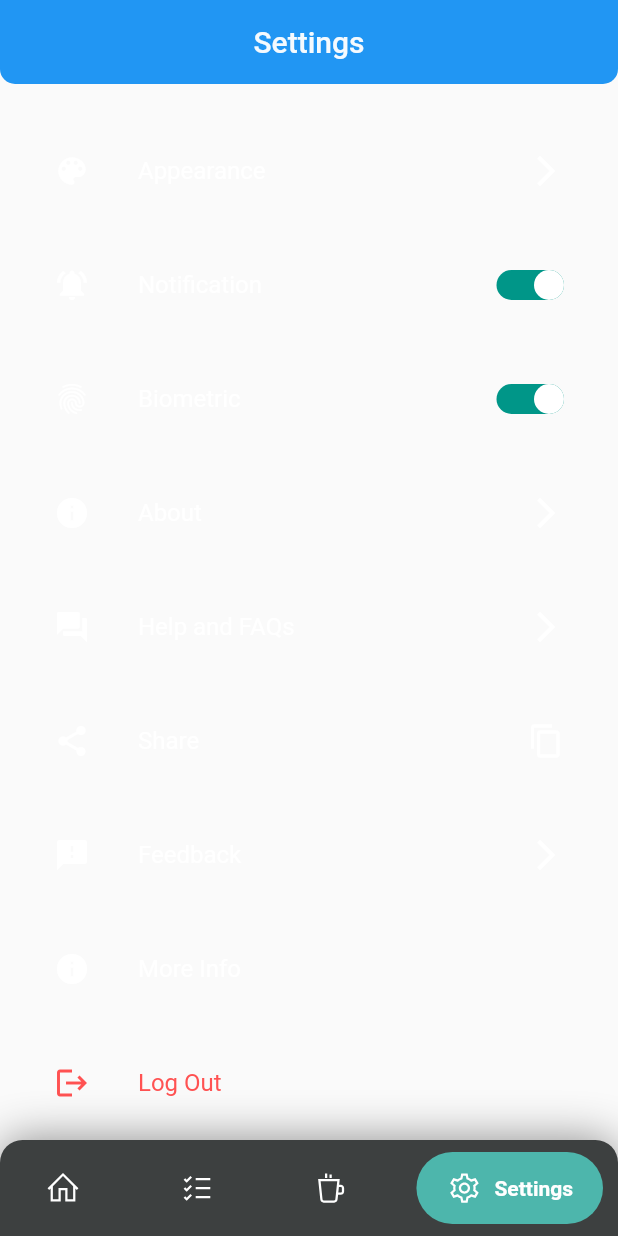
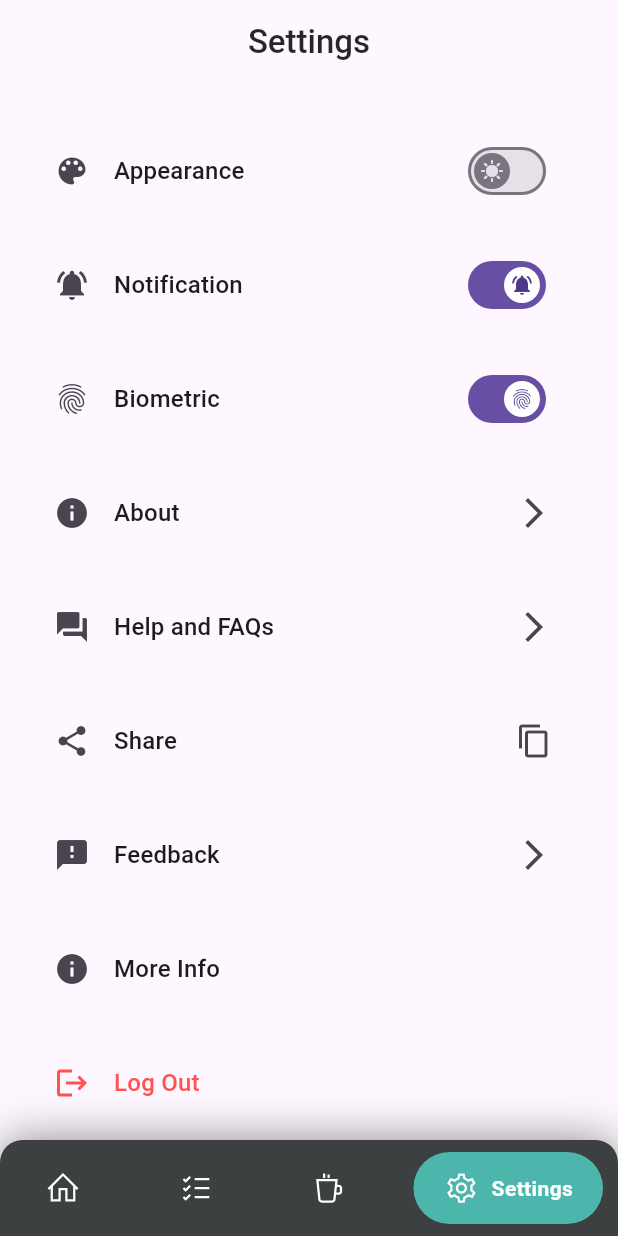
Before and after one commit to The-ARJ/CopOfficial_App, a Flutter app: the screen it shows after launch, item 4 of the bottom bar chosen, on a phone screen of 412 x 824 dp. Run offline on Flutter 3.47's test engine with Material 2 defaults, Android fonts, the phone set to English and light mode, and no system bars; drawn by our look-alikes of google_nav_bar; our stand-ins replace line_icons, shared_preferences; missing offline and left inert: material_dialogs.

Commit message:
setting screen implemented and appreance improved

```diff
--- a/lib/app/theme.dart
+++ b/lib/app/theme.dart
@@ -3,7 +3,7 @@ import 'package:flutter/material.dart';
 abstract class ThemeStyles {
   static ThemeData themeStatus(bool isDarkTheme, BuildContext context) {
     return ThemeData(
-        primaryColor: Theme.of(context).primaryColor,
+        useMaterial3: true,
         indicatorColor: isDarkTheme ? Colors.white70 : Colors.black54,
         brightness: isDarkTheme ? Brightness.dark : Brightness.light);
   }
--- a/lib/screen/setting_screen.dart
+++ b/lib/screen/setting_screen.dart
@@ -1,9 +1,11 @@
+import 'package:copofficial_app/app/theme_service.dart';
 import 'package:copofficial_app/screen/snackbar.dart';
 import 'package:flutter/material.dart';
 import 'package:flutter/services.dart';
 
 import 'package:material_dialogs/material_dialogs.dart';
 import 'package:material_dialogs/widgets/buttons/icon_button.dart';
+import 'package:provider/provider.dart';
 
 class SettingsScreen extends StatefulWidget {
   const SettingsScreen({super.key});
@@ -13,15 +15,45 @@ class SettingsScreen extends StatefulWidget {
 }
 
 class _SettingsScreenState extends State<SettingsScreen> {
-  bool _notificationsEnabled = true;
-  bool _biometricsEnabled = true;
+  bool light0 = true;
+  bool light1 = true;
+  bool light2 = true;
+  final MaterialStateProperty<Icon?> appearance =
+      MaterialStateProperty.resolveWith<Icon?>(
+    (Set<MaterialState> states) {
+      if (states.contains(MaterialState.selected)) {
+        return const Icon(Icons.dark_mode);
+      }
+      return const Icon(Icons.sunny);
+    },
+  );
 
+  final MaterialStateProperty<Icon?> notification =
+      MaterialStateProperty.resolveWith<Icon?>(
+    (Set<MaterialState> states) {
+      if (states.contains(MaterialState.selected)) {
+        return const Icon(Icons.notifications_active);
+      }
+      return const Icon(Icons.notifications_off);
+    },
+  );
+  final MaterialStateProperty<Icon?> biometric =
+      MaterialStateProperty.resolveWith<Icon?>(
+    (Set<MaterialState> states) {
+      if (states.contains(MaterialState.selected)) {
+        return const Icon(Icons.fingerprint);
+      }
+      return const Icon(Icons.fingerprint);
+    },
+  );
   _showalert() {
     showSnackbar(context, 'Link copied to clipboard!', Colors.teal);
   }
 
   @override
   Widget build(BuildContext context) {
+    final themeProvider = Provider.of<DarkThemeProvider>(context);
+
     return Scaffold(
         // backgroundColor: Colors.white,
         appBar: AppBar(
@@ -63,19 +95,16 @@ class _SettingsScreenState extends State<SettingsScreen> {
                     child: ListTile(
                       leading: const Icon(
                         Icons.color_lens,
-                        color: Colors.white,
                       ),
                       title: Text("Appearance",
-                          style:
-                              Theme.of(context).textTheme.titleMedium?.copyWith(
-                                    color: Colors.white,
+                          style: Theme.of(context).textTheme.titleMedium?.copyWith(
                               // fontSize: responsiveHeight(context, 0.02, 0.04),
                               )),
-                      trailing: const Icon(Icons.arrow_forward_ios,
-                          color: Colors.white),
-                      onTap: () {
-                        // Navigate to appearance settings screen
-                      },
+                      trailing: Switch(
+                        thumbIcon: appearance,
+                        value: themeProvider.darkTheme,
+                        onChanged: (value) => themeProvider.darkTheme = value,
+                      ),
                     ),
                   ),
                   Container(
@@ -84,53 +113,21 @@ class _SettingsScreenState extends State<SettingsScreen> {
                     child: ListTile(
                       leading: const Icon(
                         Icons.notifications_active,
-                        color: Colors.white,
                       ),
                       title: Text(
                         "Notification",
-                        style:
-                            Theme.of(context).textTheme.titleMedium?.copyWith(
-                                  color: Colors.white,
+                        style: Theme.of(context).textTheme.titleMedium?.copyWith(
                             // fontSize: responsiveHeight(context, 0.02, 0.04),
                             ),
                       ),
-                      trailing: InkWell(
-                        onTap: () {
+                      trailing: Switch(
+                        thumbIcon: notification,
+                        value: light1,
+                        onChanged: (bool value) {
                           setState(() {
-                            _notificationsEnabled = !_notificationsEnabled;
+                            light1 = value;
                           });
                         },
-                        child: AnimatedContainer(
-                          duration: const Duration(milliseconds: 300),
-                          width: 45,
-                          height: 20,
-                          decoration: BoxDecoration(
-                            color: _notificationsEnabled
-                                ? Colors.teal
-                                : Colors.grey,
-                            borderRadius: BorderRadius.circular(20),
-                          ),
-                          child: Stack(
-                            children: [
-                              AnimatedPositioned(
-                                duration: const Duration(milliseconds: 300),
-                                curve: Curves.easeInOut,
-                                left: _notificationsEnabled ? 25 : 0,
-                                right: _notificationsEnabled ? 0 : 25,
-                                top: 0,
-                                bottom: 0,
-                                child: Container(
-                                  width: 30,
-                                  height: 20,
-                                  decoration: const BoxDecoration(
-                                    shape: BoxShape.circle,
-                                    color: Colors.white,
-                                  ),
-                                ),
-                              )
-                            ],
-                          ),
-                        ),
                       ),
                     ),
                   ),
@@ -140,52 +137,21 @@ class _SettingsScreenState extends State<SettingsScreen> {
                     child: ListTile(
                       leading: const Icon(
                         Icons.fingerprint,
-                        color: Colors.white,
                       ),
                       title: Text(
                         "Biometric",
-                        style:
-                            Theme.of(context).textTheme.titleMedium?.copyWith(
-                                  color: Colors.white,
+                        style: Theme.of(context).textTheme.titleMedium?.copyWith(
                             // fontSize: responsiveHeight(context, 0.02, 0.04),
                             ),
                       ),
-                      trailing: InkWell(
-                        onTap: () {
+                      trailing: Switch(
+                        thumbIcon: biometric,
+                        value: light0,
+                        onChanged: (bool value) {
                           setState(() {
-                            _biometricsEnabled = !_biometricsEnabled;
+                            light0 = value;
                           });
                         },
-                        child: AnimatedContainer(
-                          duration: const Duration(milliseconds: 300),
-                          width: 45,
-                          height: 20,
-                          decoration: BoxDecoration(
-                            color:
-                                _biometricsEnabled ? Colors.teal : Colors.grey,
-                            borderRadius: BorderRadius.circular(20),
-                          ),
-                          child: Stack(
-                            children: [
-                              AnimatedPositioned(
-                                duration: const Duration(milliseconds: 300),
-                                curve: Curves.easeInOut,
-                                left: _biometricsEnabled ? 25 : 0,
-                                right: _biometricsEnabled ? 0 : 25,
-                                top: 0,
-                                bottom: 0,
-                                child: Container(
-                                  width: 30,
-                                  height: 20,
-                                  decoration: const BoxDecoration(
-                                    shape: BoxShape.circle,
-                                    color: Colors.white,
-                                  ),
-                                ),
-                              )
-                            ],
-                          ),
-                        ),
                       ),
                     ),
                   ),
@@ -195,18 +161,16 @@ class _SettingsScreenState extends State<SettingsScreen> {
                     child: ListTile(
                       leading: const Icon(
                         Icons.info,
-                        color: Colors.white,
                       ),
                       title: Text(
                         "About",
-                        style:
-                            Theme.of(context).textTheme.titleMedium?.copyWith(
-                                  color: Colors.white,
+                        style: Theme.of(context).textTheme.titleMedium?.copyWith(
                             // fontSize: responsiveHeight(context, 0.02, 0.04),
                             ),
                       ),
-                      trailing: const Icon(Icons.arrow_forward_ios,
-                          color: Colors.white),
+                      trailing: const Icon(
+                        Icons.arrow_forward_ios,
+                      ),
                       onTap: () {
                         Navigator.pushNamed(context, '/AboutScreen');
                         // Navigate to about screen
@@ -219,18 +183,16 @@ class _SettingsScreenState extends State<SettingsScreen> {
                     child: ListTile(
                       leading: const Icon(
                         Icons.question_answer,
-                        color: Colors.white,
                       ),
                       title: Text(
                         "Help and FAQs",
-                        style:
-                            Theme.of(context).textTheme.titleMedium?.copyWith(
-                                  color: Colors.white,
+                        style: Theme.of(context).textTheme.titleMedium?.copyWith(
                             // fontSize: responsiveHeight(context, 0.02, 0.04),
                             ),
                       ),
-                      trailing: const Icon(Icons.arrow_forward_ios,
-                          color: Colors.white),
+                      trailing: const Icon(
+                        Icons.arrow_forward_ios,
+                      ),
                       onTap: () {
                         // Navigate to FAQ screen
                         Navigator.pushNamed(context, '/FAQScreen');
@@ -243,17 +205,14 @@ class _SettingsScreenState extends State<SettingsScreen> {
                     child: ListTile(
                       leading: const Icon(
                         Icons.share,
-                        color: Colors.white,
                       ),
                       title: Text(
                         "Share",
-                        style:
-                            Theme.of(context).textTheme.titleMedium?.copyWith(
-                                  color: Colors.white,
+                        style: Theme.of(context).textTheme.titleMedium?.copyWith(
                             // fontSize: responsiveHeight(context, 0.02, 0.04),
                             ),
                       ),
-                      trailing: const Icon(Icons.copy, color: Colors.white),
+                      trailing: const Icon(Icons.copy),
                       onTap: () {
                         Clipboard.setData(const ClipboardData(
                             text: "https://www.example.com"));
@@ -267,13 +226,10 @@ class _SettingsScreenState extends State<SettingsScreen> {
                     child: ListTile(
                       leading: const Icon(
                         Icons.feedback,
-                        color: Colors.white,
                       ),
                       title: Text(
                         "Feedback",
-                        style:
-                            Theme.of(context).textTheme.titleMedium?.copyWith(
-                                  color: Colors.white,
+                        style: Theme.of(context).textTheme.titleMedium?.copyWith(
                             // fontSize: responsiveHeight(context, 0.02, 0.04),
                             ),
                       ),
@@ -281,8 +237,9 @@ class _SettingsScreenState extends State<SettingsScreen> {
                         // FeedbackDialog.show(context);
                         Navigator.pushNamed(context, '/FeedBack');
                       },
-                      trailing: const Icon(Icons.arrow_forward_ios,
-                          color: Colors.white),
+                      trailing: const Icon(
+                        Icons.arrow_forward_ios,
+                      ),
                     ),
                   ),
                   Container(
@@ -291,13 +248,10 @@ class _SettingsScreenState extends State<SettingsScreen> {
                     child: ListTile(
                       leading: const Icon(
                         Icons.info,
-                        color: Colors.white,
                       ),
                       title: Text(
                         "More Info",
-                        style:
-                            Theme.of(context).textTheme.titleMedium?.copyWith(
-                                  color: Colors.white,
+                        style: Theme.of(context).textTheme.titleMedium?.copyWith(
                             // fontSize: responsiveHeight(context, 0.02, 0.04),
                             ),
                       ),
@@ -314,8 +268,6 @@ class _SettingsScreenState extends State<SettingsScreen> {
                               text: 'Check For Update',
                               iconData: Icons.update,
                               color: Colors.teal,
-                              textStyle: const TextStyle(color: Colors.white),
-                              iconColor: Colors.white,
                             ),
                           ],
                         );
--- a/pubspec.yaml
+++ b/pubspec.yaml
@@ -68,6 +68,8 @@ dependencies:
   shake: ^2.2.0
   cached_network_image: ^3.2.3
   flutter_slidable: ^2.0.0
+  toggle_switch: ^2.0.1
+  font_awesome_flutter: ^10.3.0
 
 dev_dependencies:
   flutter_test:
```
Also changed, not shown: pubspec.lock. Lines whose indentation alone changed are shown as unchanged.
